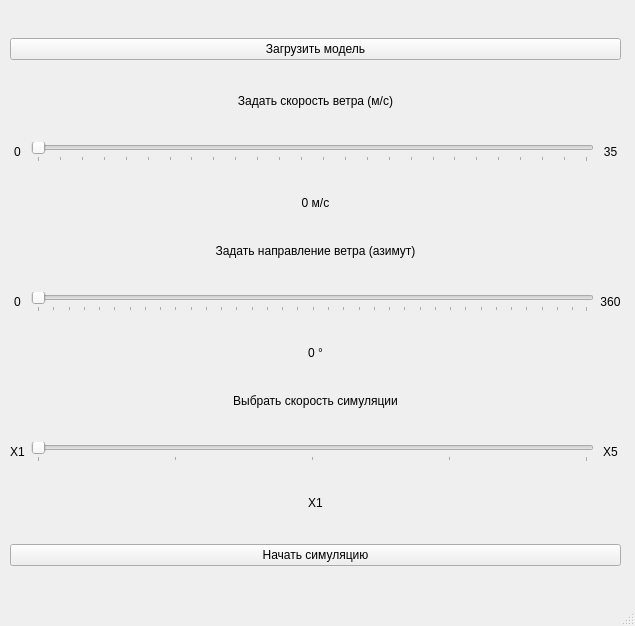
The window that inc/main_window.ui (PajiloyLis/BMSTU-CG-CP) describes before a commit, drawn with Qt 5.
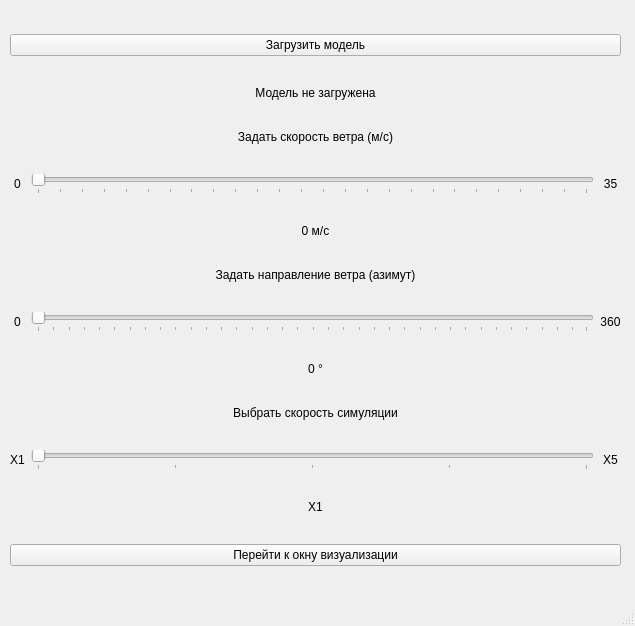
The same window after the commit.

```diff
--- a/inc/main_window.ui
+++ b/inc/main_window.ui
@@ -24,7 +24,7 @@
      </rect>
     </property>
     <layout class="QGridLayout" name="gridLayout">
-     <item row="8" column="2">
+     <item row="9" column="2">
       <widget class="QLabel" name="label_11">
        <property name="text">
         <string>X5</string>
@@ -34,68 +34,7 @@
        </property>
       </widget>
      </item>
-     <item row="1" column="0" colspan="3">
-      <widget class="QLabel" name="label">
-       <property name="sizePolicy">
-        <sizepolicy hsizetype="Expanding" vsizetype="Fixed">
-         <horstretch>0</horstretch>
-         <verstretch>0</verstretch>
-        </sizepolicy>
-       </property>
-       <property name="text">
-        <string>Задать скорость ветра (м/с)</string>
-       </property>
-       <property name="alignment">
-        <set>Qt::AlignCenter</set>
-       </property>
-      </widget>
-     </item>
-     <item row="4" column="0" colspan="3">
-      <widget class="QLabel" name="label_5">
-       <property name="sizePolicy">
-        <sizepolicy hsizetype="Expanding" vsizetype="Fixed">
-         <horstretch>0</horstretch>
-         <verstretch>0</verstretch>
-        </sizepolicy>
-       </property>
-       <property name="text">
-        <string>Задать направление ветра (азимут)</string>
-       </property>
-       <property name="alignment">
-        <set>Qt::AlignCenter</set>
-       </property>
-      </widget>
-     </item>
-     <item row="5" column="1">
-      <widget class="QSlider" name="wind_angle_slider">
-       <property name="minimum">
-        <number>0</number>
-       </property>
-       <property name="maximum">
-        <number>359</number>
-       </property>
-       <property name="sliderPosition">
-        <number>0</number>
-       </property>
-       <property name="orientation">
-        <enum>Qt::Horizontal</enum>
-       </property>
-       <property name="tickPosition">
-        <enum>QSlider::TicksBelow</enum>
-       </property>
-       <property name="tickInterval">
-        <number>10</number>
-       </property>
-      </widget>
-     </item>
-     <item row="0" column="0" colspan="3">
-      <widget class="QPushButton" name="load_model_button">
-       <property name="text">
-        <string>Загрузить модель</string>
-       </property>
-      </widget>
-     </item>
-     <item row="8" column="0">
+     <item row="9" column="0">
       <widget class="QLabel" name="label_10">
        <property name="text">
         <string>X1</string>
@@ -105,58 +44,33 @@
        </property>
       </widget>
      </item>
-     <item row="9" column="0" colspan="3">
-      <widget class="QLabel" name="sim_speed_label">
+     <item row="8" column="0" colspan="3">
+      <widget class="QLabel" name="label_9">
        <property name="sizePolicy">
-        <sizepolicy hsizetype="Preferred" vsizetype="Fixed">
+        <sizepolicy hsizetype="Expanding" vsizetype="Fixed">
          <horstretch>0</horstretch>
          <verstretch>0</verstretch>
         </sizepolicy>
        </property>
        <property name="text">
-        <string>X1</string>
+        <string>Выбрать скорость симуляции</string>
        </property>
        <property name="alignment">
         <set>Qt::AlignCenter</set>
        </property>
       </widget>
      </item>
-     <item row="3" column="0" colspan="3">
-      <widget class="QLabel" name="wind_speed_label">
-       <property name="enabled">
-        <bool>true</bool>
-       </property>
-       <property name="sizePolicy">
-        <sizepolicy hsizetype="Preferred" vsizetype="Fixed">
-         <horstretch>0</horstretch>
-         <verstretch>0</verstretch>
-        </sizepolicy>
-       </property>
+     <item row="3" column="0">
+      <widget class="QLabel" name="label_2">
        <property name="text">
-        <string>0 м/с</string>
+        <string>0</string>
        </property>
        <property name="alignment">
         <set>Qt::AlignCenter</set>
        </property>
       </widget>
      </item>
-     <item row="6" column="0" colspan="3">
-      <widget class="QLabel" name="wind_angle_label">
-       <property name="sizePolicy">
-        <sizepolicy hsizetype="Preferred" vsizetype="Fixed">
-         <horstretch>0</horstretch>
-         <verstretch>0</verstretch>
-        </sizepolicy>
-       </property>
-       <property name="text">
-        <string>0 °</string>
-       </property>
-       <property name="alignment">
-        <set>Qt::AlignCenter</set>
-       </property>
-      </widget>
-     </item>
-     <item row="5" column="2">
+     <item row="6" column="2">
       <widget class="QLabel" name="label_7">
        <property name="text">
         <string>360</string>
@@ -166,29 +80,7 @@
        </property>
       </widget>
      </item>
-     <item row="8" column="1">
-      <widget class="QSlider" name="sim_speed_slider">
-       <property name="minimum">
-        <number>1</number>
-       </property>
-       <property name="maximum">
-        <number>5</number>
-       </property>
-       <property name="sliderPosition">
-        <number>1</number>
-       </property>
-       <property name="orientation">
-        <enum>Qt::Horizontal</enum>
-       </property>
-       <property name="tickPosition">
-        <enum>QSlider::TicksBelow</enum>
-       </property>
-       <property name="tickInterval">
-        <number>1</number>
-       </property>
-      </widget>
-     </item>
-     <item row="2" column="2">
+     <item row="3" column="2">
       <widget class="QLabel" name="label_3">
        <property name="text">
         <string>35</string>
@@ -198,23 +90,52 @@
        </property>
       </widget>
      </item>
+     <item row="11" column="0" colspan="3">
+      <widget class="QPushButton" name="simulation_start_button">
+       <property name="text">
+        <string>Перейти к окну визуализации</string>
+       </property>
+      </widget>
+     </item>
+     <item row="9" column="1">
+      <widget class="QSlider" name="sim_speed_slider">
+       <property name="minimum">
+        <number>1</number>
+       </property>
+       <property name="maximum">
+        <number>5</number>
+       </property>
+       <property name="sliderPosition">
+        <number>1</number>
+       </property>
+       <property name="orientation">
+        <enum>Qt::Horizontal</enum>
+       </property>
+       <property name="tickPosition">
+        <enum>QSlider::TicksBelow</enum>
+       </property>
+       <property name="tickInterval">
+        <number>1</number>
+       </property>
+      </widget>
+     </item>
      <item row="7" column="0" colspan="3">
-      <widget class="QLabel" name="label_9">
+      <widget class="QLabel" name="wind_angle_label">
        <property name="sizePolicy">
-        <sizepolicy hsizetype="Expanding" vsizetype="Fixed">
+        <sizepolicy hsizetype="Preferred" vsizetype="Fixed">
          <horstretch>0</horstretch>
          <verstretch>0</verstretch>
         </sizepolicy>
        </property>
        <property name="text">
-        <string>Выбрать скорость симуляции</string>
+        <string>0 °</string>
        </property>
        <property name="alignment">
         <set>Qt::AlignCenter</set>
        </property>
       </widget>
      </item>
-     <item row="2" column="1">
+     <item row="3" column="1">
       <widget class="QSlider" name="wind_speed_slider">
        <property name="minimum">
         <number>0</number>
@@ -236,7 +157,14 @@
        </property>
       </widget>
      </item>
-     <item row="5" column="0">
+     <item row="0" column="0" colspan="3">
+      <widget class="QPushButton" name="load_model_button">
+       <property name="text">
+        <string>Загрузить модель</string>
+       </property>
+      </widget>
+     </item>
+     <item row="6" column="0">
       <widget class="QLabel" name="label_6">
        <property name="text">
         <string>0</string>
@@ -246,10 +174,35 @@
        </property>
       </widget>
      </item>
-     <item row="2" column="0">
-      <widget class="QLabel" name="label_2">
+     <item row="4" column="0" colspan="3">
+      <widget class="QLabel" name="wind_speed_label">
+       <property name="enabled">
+        <bool>true</bool>
+       </property>
+       <property name="sizePolicy">
+        <sizepolicy hsizetype="Preferred" vsizetype="Fixed">
+         <horstretch>0</horstretch>
+         <verstretch>0</verstretch>
+        </sizepolicy>
+       </property>
        <property name="text">
-        <string>0</string>
+        <string>0 м/с</string>
+       </property>
+       <property name="alignment">
+        <set>Qt::AlignCenter</set>
+       </property>
+      </widget>
+     </item>
+     <item row="5" column="0" colspan="3">
+      <widget class="QLabel" name="label_5">
+       <property name="sizePolicy">
+        <sizepolicy hsizetype="Expanding" vsizetype="Fixed">
+         <horstretch>0</horstretch>
+         <verstretch>0</verstretch>
+        </sizepolicy>
+       </property>
+       <property name="text">
+        <string>Задать направление ветра (азимут)</string>
        </property>
        <property name="alignment">
         <set>Qt::AlignCenter</set>
@@ -257,9 +210,72 @@
       </widget>
      </item>
      <item row="10" column="0" colspan="3">
-      <widget class="QPushButton" name="simulation_start_button">
+      <widget class="QLabel" name="sim_speed_label">
+       <property name="sizePolicy">
+        <sizepolicy hsizetype="Preferred" vsizetype="Fixed">
+         <horstretch>0</horstretch>
+         <verstretch>0</verstretch>
+        </sizepolicy>
+       </property>
        <property name="text">
-        <string>Начать симуляцию</string>
+        <string>X1</string>
+       </property>
+       <property name="alignment">
+        <set>Qt::AlignCenter</set>
+       </property>
+      </widget>
+     </item>
+     <item row="2" column="0" colspan="3">
+      <widget class="QLabel" name="label">
+       <property name="sizePolicy">
+        <sizepolicy hsizetype="Expanding" vsizetype="Fixed">
+         <horstretch>0</horstretch>
+         <verstretch>0</verstretch>
+        </sizepolicy>
+       </property>
+       <property name="text">
+        <string>Задать скорость ветра (м/с)</string>
+       </property>
+       <property name="alignment">
+        <set>Qt::AlignCenter</set>
+       </property>
+      </widget>
+     </item>
+     <item row="6" column="1">
+      <widget class="QSlider" name="wind_angle_slider">
+       <property name="minimum">
+        <number>0</number>
+       </property>
+       <property name="maximum">
+        <number>359</number>
+       </property>
+       <property name="sliderPosition">
+        <number>0</number>
+       </property>
+       <property name="orientation">
+        <enum>Qt::Horizontal</enum>
+       </property>
+       <property name="tickPosition">
+        <enum>QSlider::TicksBelow</enum>
+       </property>
+       <property name="tickInterval">
+        <number>10</number>
+       </property>
+      </widget>
+     </item>
+     <item row="1" column="0" colspan="3">
+      <widget class="QLabel" name="loaded_model_name">
+       <property name="sizePolicy">
+        <sizepolicy hsizetype="Preferred" vsizetype="Fixed">
+         <horstretch>0</horstretch>
+         <verstretch>0</verstretch>
+        </sizepolicy>
+       </property>
+       <property name="text">
+        <string>Модель не загружена</string>
+       </property>
+       <property name="alignment">
+        <set>Qt::AlignCenter</set>
        </property>
       </widget>
      </item>
```
